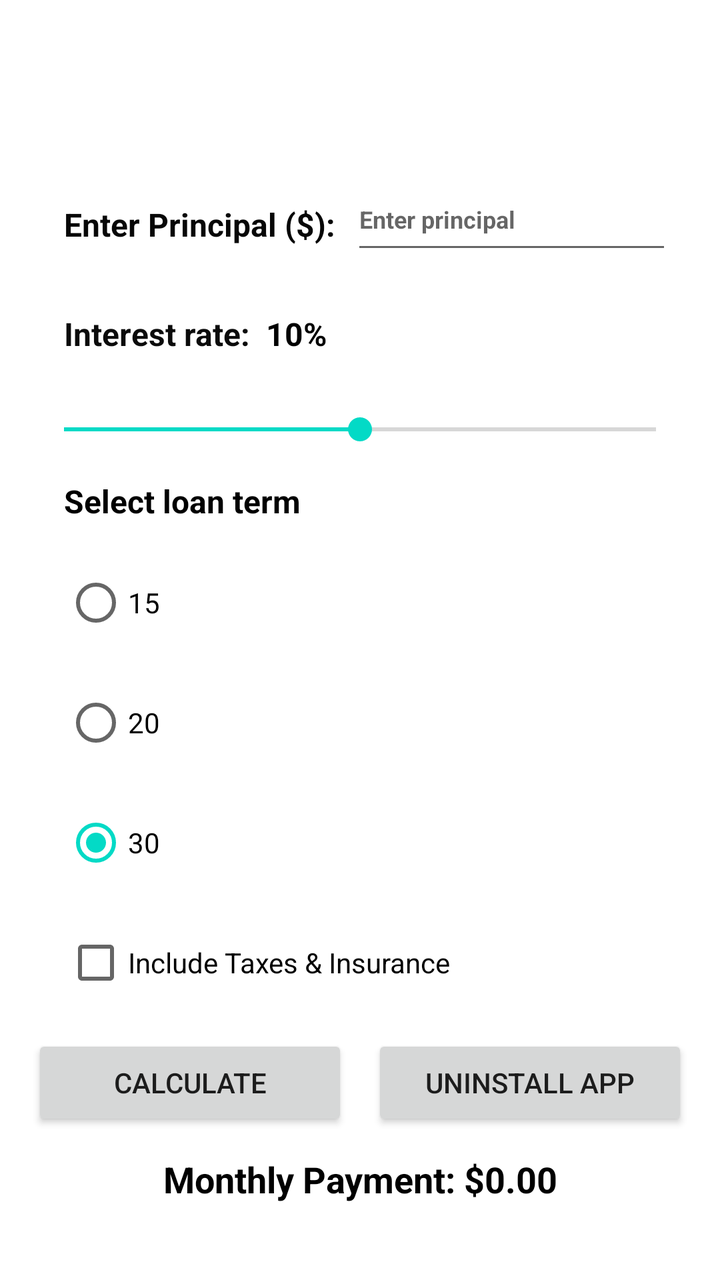
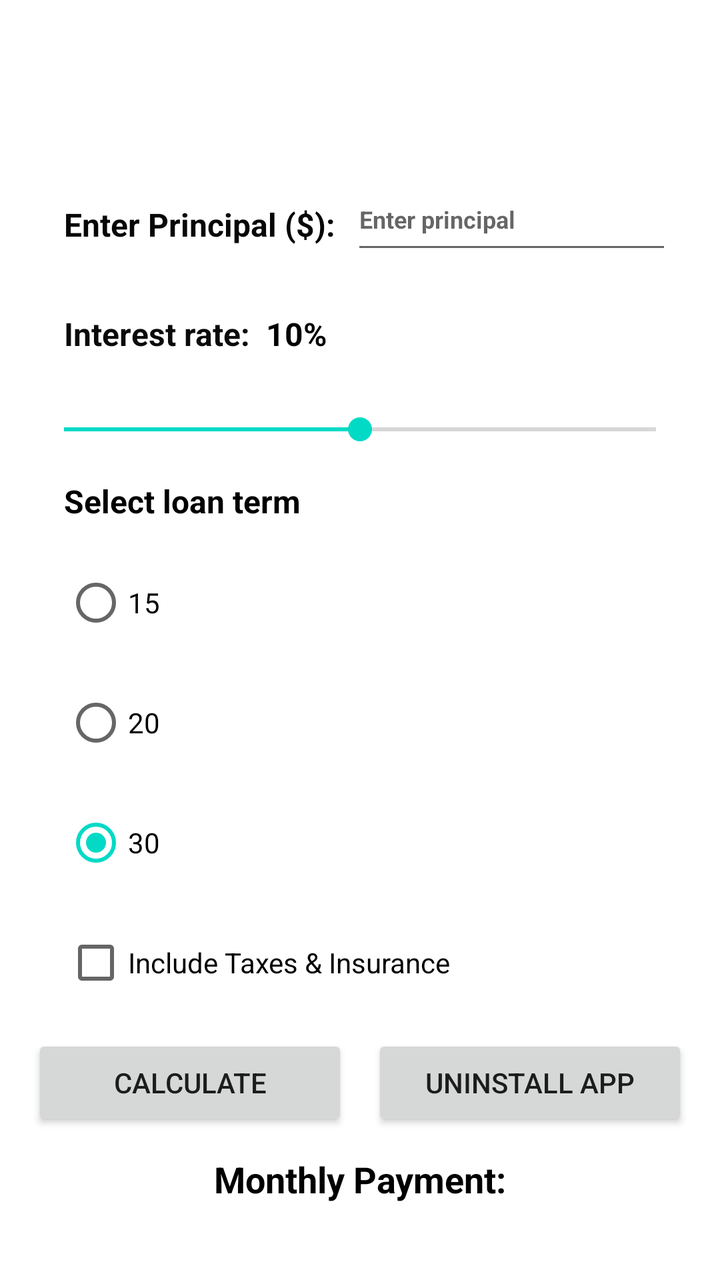

Two renders of the same Android screen: before a commit and after it. Below are the layout's source before the change and the commit's diff.
<!-- AndroidManifest.xml: application theme Theme.Project1Xuhang -->
<!-- res/layout/activity_main.xml -->
<?xml version="1.0" encoding="utf-8"?>
<androidx.constraintlayout.widget.ConstraintLayout xmlns:android="http://schemas.android.com/apk/res/android"
    xmlns:app="http://schemas.android.com/apk/res-auto"
    xmlns:tools="http://schemas.android.com/tools"
    android:id="@+id/main"
    android:layout_width="match_parent"
    android:layout_height="match_parent"
    android:paddingTop="?attr/actionBarSize"
    tools:context=".MainActivity">

    <ScrollView
        android:layout_width="0dp"
        android:layout_height="0dp"
        app:layout_constraintBottom_toBottomOf="parent"
        app:layout_constraintEnd_toEndOf="parent"
        app:layout_constraintHorizontal_bias="1.0"
        app:layout_constraintStart_toStartOf="parent"
        app:layout_constraintTop_toTopOf="parent"
        app:layout_constraintVertical_bias="1.0">

        <LinearLayout
            android:layout_width="match_parent"
            android:layout_height="wrap_content"
            android:orientation="vertical"
            android:padding="16dp">

            <LinearLayout
                android:layout_width="match_parent"
                android:layout_height="wrap_content"
                android:layout_margin="8dp"
                android:orientation="horizontal">

                <TextView
                    android:id="@+id/tvPrincipalLabel"
                    android:layout_width="wrap_content"
                    android:layout_height="wrap_content"
                    android:layout_margin="8dp"
                    android:layout_marginEnd="8dp"
                    android:text="Enter Principal ($):"
                    android:textColor="#070707"
                    android:textSize="16sp"
                    android:textStyle="bold" />

                <EditText
                    android:id="@+id/etPrincipal"
                    android:layout_width="117dp"
                    android:layout_height="wrap_content"
                    android:layout_marginTop="4dp"
                    android:layout_weight="1"
                    android:ems="10"
                    android:hint="Enter principal"
                    android:inputType="numberDecimal"
                    android:minHeight="48dp"
                    android:textSize="12sp"
                    android:textStyle="bold" />

            </LinearLayout>

            <LinearLayout
                android:layout_width="match_parent"
                android:layout_height="wrap_content"
                android:layout_margin="16dp"
                android:orientation="horizontal">

                <TextView
                    android:layout_width="wrap_content"
                    android:layout_height="wrap_content"
                    android:layout_marginEnd="8dp"
                    android:text="Interest rate:"
                    android:textColor="#0B0B0B"
                    android:textSize="16sp"
                    android:textStyle="bold" />

                <TextView
                    android:id="@+id/tvRateValue"
                    android:layout_width="wrap_content"
                    android:layout_height="wrap_content"
                    android:layout_weight="1"
                    android:text="10%"
                    android:textColor="#000000"
                    android:textSize="16sp"
                    android:textStyle="bold" />
            </LinearLayout>

            <SeekBar
                android:id="@+id/sbRate"
                android:layout_width="match_parent"
                android:layout_height="wrap_content"
                android:layout_marginTop="12dp"
                android:max="200"
                android:progress="100" />

            <TextView
                android:id="@+id/textView3"
                android:layout_width="match_parent"
                android:layout_height="wrap_content"
                android:layout_margin="16dp"
                android:layout_marginTop="4dp"
                android:layout_marginEnd="8dp"
                android:text="Select loan term"
                android:textColor="#000000"
                android:textSize="16sp"
                android:textStyle="bold" />

            <RadioGroup
                android:id="@+id/rgYears"
                android:layout_width="match_parent"
                android:layout_height="match_parent">

                <RadioButton
                    android:id="@+id/rb15"
                    android:layout_width="match_parent"
                    android:layout_height="wrap_content"
                    android:layout_marginStart="16dp"
                    android:text="15" />

                <RadioButton
                    android:id="@+id/rb20"
                    android:layout_width="match_parent"
                    android:layout_height="wrap_content"
                    android:layout_marginStart="16dp"
                    android:layout_marginTop="12dp"
                    android:text="20" />

                <RadioButton
                    android:id="@+id/rb30"
                    android:layout_width="match_parent"
                    android:layout_height="wrap_content"
                    android:layout_marginStart="16dp"
                    android:layout_marginTop="12dp"
                    android:checked="true"
                    android:text="30" />

            </RadioGroup>

            <CheckBox
                android:id="@+id/cbTaxes"
                android:layout_width="match_parent"
                android:layout_height="wrap_content"
                android:layout_marginStart="16dp"
                android:layout_marginTop="12dp"
                android:text="Include Taxes &amp; Insurance" />

            <LinearLayout
                android:layout_width="match_parent"
                android:layout_height="wrap_content"
                android:layout_marginTop="12dp"
                android:orientation="horizontal">

                <Button
                    android:id="@+id/btnCalc"
                    android:layout_width="0dp"
                    android:layout_height="wrap_content"
                    android:layout_weight="1"
                    android:text="Calculate" />

                <Button
                    android:id="@+id/btnUninstall"
                    android:layout_width="0dp"
                    android:layout_height="wrap_content"
                    android:layout_marginStart="12dp"
                    android:layout_weight="1"
                    android:text="Uninstall App" />
            </LinearLayout>
            <TextView
                android:id="@+id/tvResult"
                android:layout_width="match_parent"
                android:layout_height="wrap_content"
                android:layout_marginTop="12dp"
                android:text="Monthly Payment: $0.00"
                android:textColor="#000000"
                android:textSize="18sp"
                android:textStyle="bold"
                android:gravity="center_horizontal" />

        </LinearLayout>
    </ScrollView>

</androidx.constraintlayout.widget.ConstraintLayout>
<!-- resources referenced by this layout -->
<resources>
  <style name="Theme.Project1Xuhang" parent="Theme.MaterialComponents.DayNight.DarkActionBar">
          <item name="colorPrimary">@color/colorPrimary</item>
          <item name="colorPrimaryVariant">@color/colorPrimaryVariant</item>
          <item name="colorOnPrimary">@color/colorOnPrimary</item>
      </style>
  <color name="colorPrimary">#6200EE</color>
  <color name="colorPrimaryVariant">#3700B3</color>
  <color name="colorOnPrimary">#FFFFFF</color>
</resources>

<!-- the commit's change to res/layout/activity_main.xml (unified diff, before → after) -->
@@ -36,7 +36,7 @@
                     android:layout_height="wrap_content"
                     android:layout_margin="8dp"
                     android:layout_marginEnd="8dp"
-                    android:text="Enter Principal ($):"
+                    android:text="@string/label_enter_principal"
                     android:textColor="#070707"
                     android:textSize="16sp"
                     android:textStyle="bold" />
@@ -48,7 +48,7 @@
                     android:layout_marginTop="4dp"
                     android:layout_weight="1"
                     android:ems="10"
-                    android:hint="Enter principal"
+                    android:hint="@string/hint_enter_principal"
                     android:inputType="numberDecimal"
                     android:minHeight="48dp"
                     android:textSize="12sp"
@@ -66,7 +66,7 @@
                     android:layout_width="wrap_content"
                     android:layout_height="wrap_content"
                     android:layout_marginEnd="8dp"
-                    android:text="Interest rate:"
+                    android:text="@string/label_interest_rate"
                     android:textColor="#0B0B0B"
                     android:textSize="16sp"
                     android:textStyle="bold" />
@@ -97,7 +97,7 @@
                 android:layout_margin="16dp"
                 android:layout_marginTop="4dp"
                 android:layout_marginEnd="8dp"
-                android:text="Select loan term"
+                android:text="@string/label_select_loan_term"
                 android:textColor="#000000"
                 android:textSize="16sp"
                 android:textStyle="bold" />
@@ -112,7 +112,7 @@
                     android:layout_width="match_parent"
                     android:layout_height="wrap_content"
                     android:layout_marginStart="16dp"
-                    android:text="15" />
+                    android:text="@string/years_15" />
 
                 <RadioButton
                     android:id="@+id/rb20"
@@ -120,7 +120,7 @@
                     android:layout_height="wrap_content"
                     android:layout_marginStart="16dp"
                     android:layout_marginTop="12dp"
-                    android:text="20" />
+                    android:text="@string/years_20" />
 
                 <RadioButton
                     android:id="@+id/rb30"
@@ -129,7 +129,7 @@
                     android:layout_marginStart="16dp"
                     android:layout_marginTop="12dp"
                     android:checked="true"
-                    android:text="30" />
+                    android:text="@string/years_30" />
 
             </RadioGroup>
 
@@ -139,7 +139,7 @@
                 android:layout_height="wrap_content"
                 android:layout_marginStart="16dp"
                 android:layout_marginTop="12dp"
-                android:text="Include Taxes &amp; Insurance" />
+                android:text="@string/label_include_tax" />
 
             <LinearLayout
                 android:layout_width="match_parent"
@@ -152,7 +152,7 @@
                     android:layout_width="0dp"
                     android:layout_height="wrap_content"
                     android:layout_weight="1"
-                    android:text="Calculate" />
+                    android:text="@string/btn_calculate" />
 
                 <Button
                     android:id="@+id/btnUninstall"
@@ -160,14 +160,14 @@
                     android:layout_height="wrap_content"
                     android:layout_marginStart="12dp"
                     android:layout_weight="1"
-                    android:text="Uninstall App" />
+                    android:text="@string/btn_uninstall" />
             </LinearLayout>
             <TextView
                 android:id="@+id/tvResult"
                 android:layout_width="match_parent"
                 android:layout_height="wrap_content"
                 android:layout_marginTop="12dp"
-                android:text="Monthly Payment: $0.00"
+                android:text="@string/text_monthly_payment_initial"
                 android:textColor="#000000"
                 android:textSize="18sp"
                 android:textStyle="bold"
<!-- resource entries referenced after the edit -->
@@ -1,5 +1,16 @@
 <!-- resources referenced by this layout -->
 <resources>
+  <string name="btn_calculate">Calculate</string>
+  <string name="btn_uninstall">Uninstall App</string>
+  <string name="hint_enter_principal">Enter principal</string>
+  <string name="label_enter_principal">Enter Principal ($):</string>
+  <string name="label_include_tax">Include Taxes &amp; Insurance</string>
+  <string name="label_interest_rate">Interest rate:</string>
+  <string name="label_select_loan_term">Select loan term</string>
+  <string name="text_monthly_payment_initial">Monthly Payment:</string>
+  <string name="years_15">15</string>
+  <string name="years_20">20</string>
+  <string name="years_30">30</string>
   <style name="Theme.Project1Xuhang" parent="Theme.MaterialComponents.DayNight.DarkActionBar">
           <item name="colorPrimary">@color/colorPrimary</item>
           <item name="colorPrimaryVariant">@color/colorPrimaryVariant</item>
